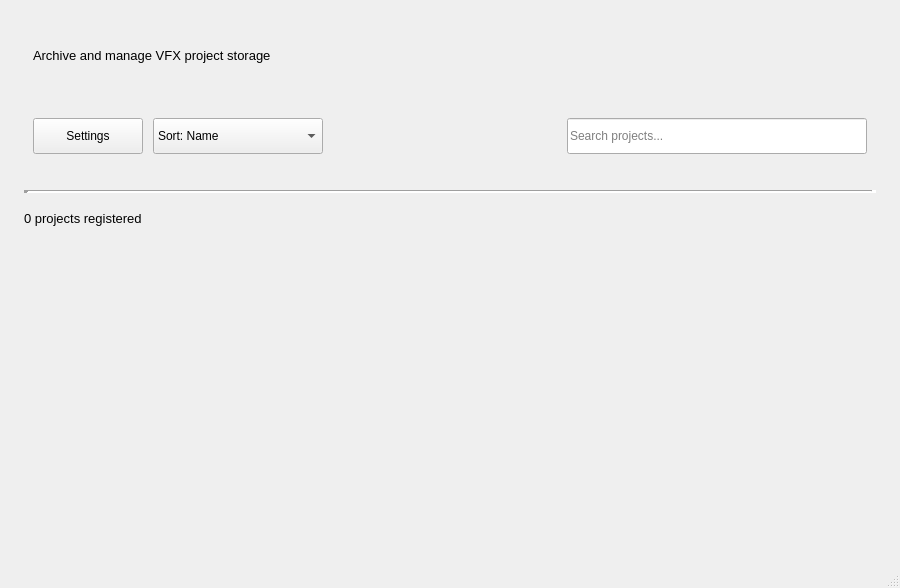
This is python/archivator/ui/view/interface.ui in ClaireBenes/Archivator as Qt 5 draws it before an edit. The edited form follows.
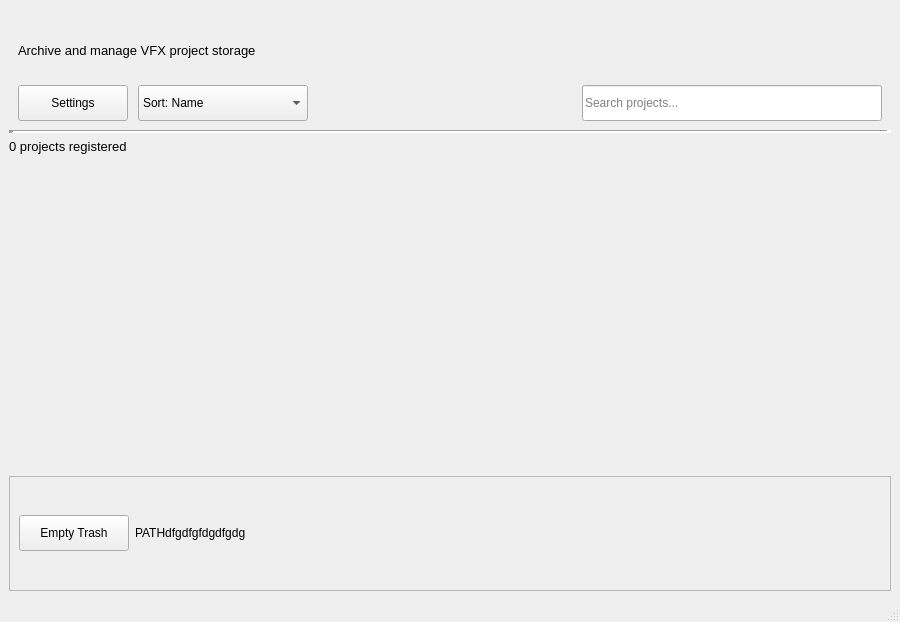
This is the edited form.

Commit message: [wip] empty trash button

Diff of the .ui file:
```diff
--- a/python/archivator/ui/view/interface.ui
+++ b/python/archivator/ui/view/interface.ui
@@ -7,30 +7,15 @@
     <x>0</x>
     <y>0</y>
     <width>900</width>
-    <height>588</height>
+    <height>622</height>
    </rect>
   </property>
   <property name="windowTitle">
    <string>Archivator</string>
   </property>
   <widget class="QWidget" name="centralwidget">
-   <layout class="QVBoxLayout" name="mainVerticalLayout">
-    <property name="spacing">
-     <number>18</number>
-    </property>
-    <property name="leftMargin">
-     <number>24</number>
-    </property>
-    <property name="topMargin">
-     <number>0</number>
-    </property>
-    <property name="rightMargin">
-     <number>24</number>
-    </property>
-    <property name="bottomMargin">
-     <number>24</number>
-    </property>
-    <item>
+   <layout class="QGridLayout" name="gridLayout">
+    <item row="0" column="0">
      <widget class="QFrame" name="headerFrame">
       <property name="enabled">
        <bool>true</bool>
@@ -155,7 +140,7 @@
       </layout>
      </widget>
     </item>
-    <item>
+    <item row="1" column="0">
      <widget class="Line" name="line">
       <property name="lineWidth">
        <number>5</number>
@@ -165,7 +150,7 @@
       </property>
      </widget>
     </item>
-    <item>
+    <item row="2" column="0">
      <widget class="QFrame" name="contentFrame">
       <property name="minimumSize">
        <size>
@@ -228,6 +213,71 @@
       </layout>
      </widget>
     </item>
+    <item row="3" column="0">
+     <widget class="QFrame" name="frame">
+      <property name="frameShape">
+       <enum>QFrame::Shape::StyledPanel</enum>
+      </property>
+      <property name="frameShadow">
+       <enum>QFrame::Shadow::Raised</enum>
+      </property>
+      <layout class="QHBoxLayout" name="horizontalLayout">
+       <item>
+        <widget class="QPushButton" name="emptyTrashButton">
+         <property name="minimumSize">
+          <size>
+           <width>110</width>
+           <height>36</height>
+          </size>
+         </property>
+         <property name="text">
+          <string>Empty Trash</string>
+         </property>
+        </widget>
+       </item>
+       <item>
+        <widget class="QLabel" name="projectPathLabel">
+         <property name="font">
+          <font>
+           <pointsize>9</pointsize>
+          </font>
+         </property>
+         <property name="lineWidth">
+          <number>0</number>
+         </property>
+         <property name="text">
+          <string>PATHdfgdfgfdgdfgdg</string>
+         </property>
+         <property name="textFormat">
+          <enum>Qt::TextFormat::AutoText</enum>
+         </property>
+         <property name="alignment">
+          <set>Qt::AlignmentFlag::AlignLeading|Qt::AlignmentFlag::AlignLeft|Qt::AlignmentFlag::AlignVCenter</set>
+         </property>
+         <property name="openExternalLinks">
+          <bool>false</bool>
+         </property>
+         <property name="textInteractionFlags">
+          <set>Qt::TextInteractionFlag::LinksAccessibleByMouse|Qt::TextInteractionFlag::TextSelectableByMouse</set>
+         </property>
+        </widget>
+       </item>
+       <item>
+        <spacer name="horizontalSpacer_2">
+         <property name="orientation">
+          <enum>Qt::Orientation::Horizontal</enum>
+         </property>
+         <property name="sizeHint" stdset="0">
+          <size>
+           <width>13</width>
+           <height>13</height>
+          </size>
+         </property>
+        </spacer>
+       </item>
+      </layout>
+     </widget>
+    </item>
    </layout>
   </widget>
   <widget class="QMenuBar" name="menubar">
```
The commit also changes 2 other files.
